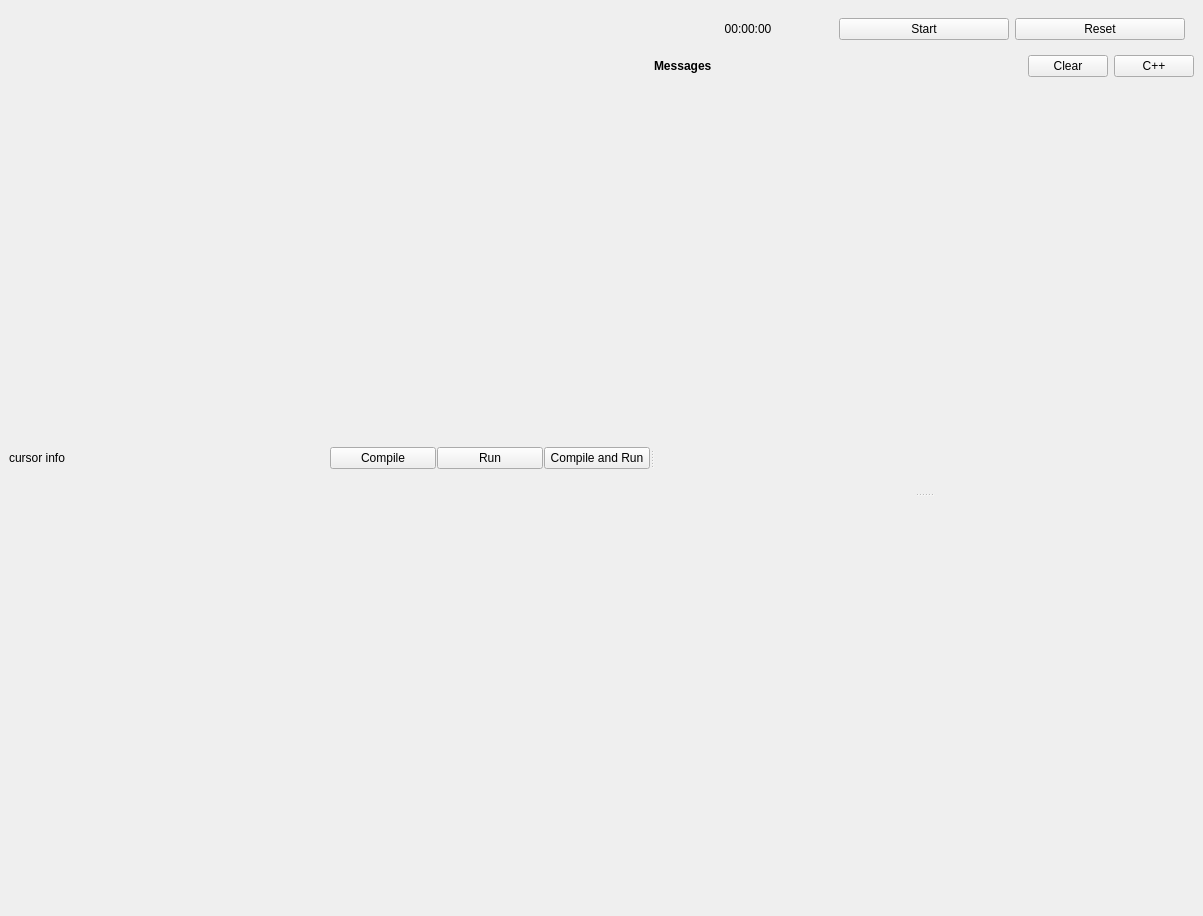
Qt form ui/mainwindow.ui (cpeditor/cpeditor) before a commit.
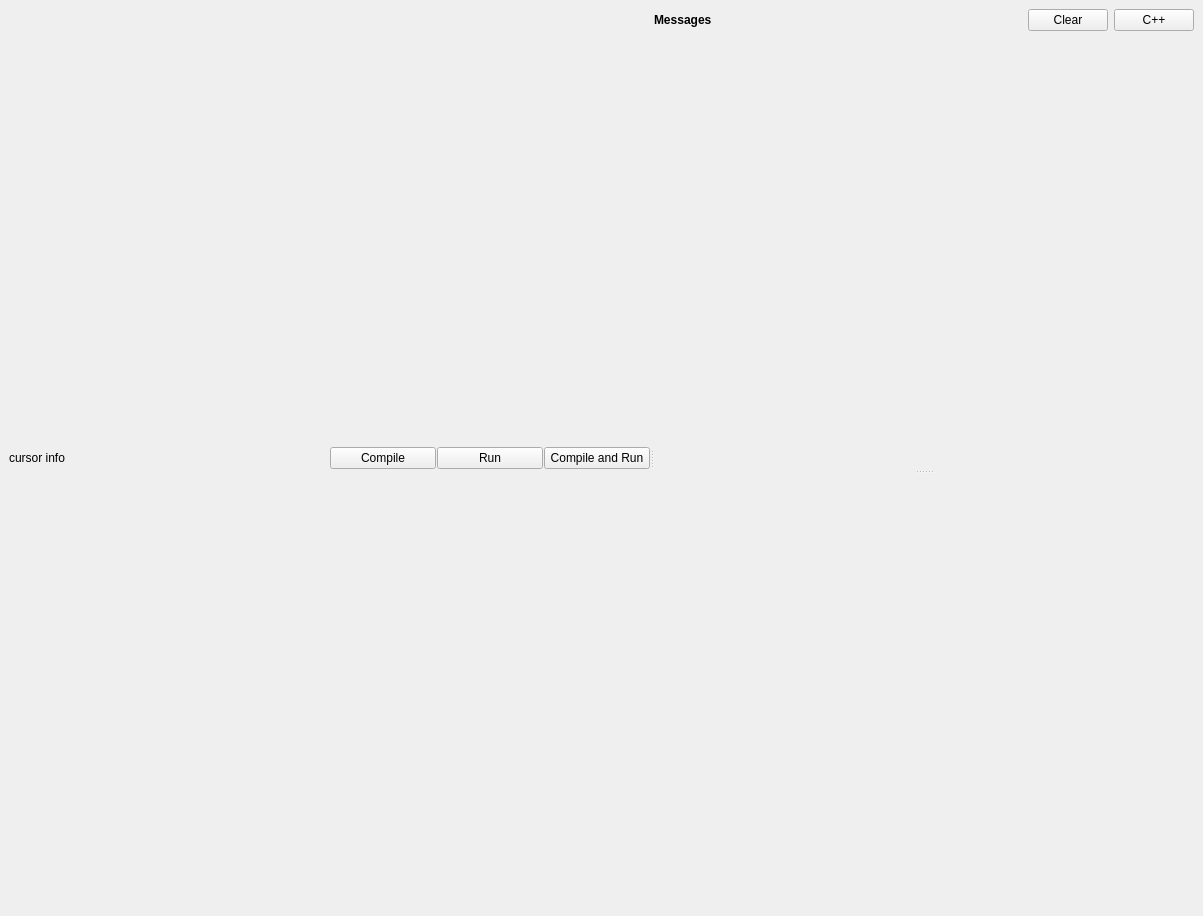
The same form after that commit.

Commit message: make stopwatch QWidget

The edit to the form file:
```diff
--- a/ui/mainwindow.ui
+++ b/ui/mainwindow.ui
@@ -81,44 +81,7 @@
         <item>
          <layout class="QVBoxLayout" name="inputOutputArea">
           <item>
-           <layout class="QHBoxLayout" name="stopWatchLayout">
-            <item>
-             <widget class="QWidget" name="stopwatchWidget" native="true">
-              <property name="enabled">
-               <bool>true</bool>
-              </property>
-              <layout class="QHBoxLayout" name="horizontalLayout_2">
-               <item>
-                <widget class="QLabel" name="stopwatch">
-                 <property name="text">
-                  <string>00:00:00</string>
-                 </property>
-                 <property name="textFormat">
-                  <enum>Qt::MarkdownText</enum>
-                 </property>
-                 <property name="alignment">
-                  <set>Qt::AlignCenter</set>
-                 </property>
-                </widget>
-               </item>
-               <item>
-                <widget class="QPushButton" name="stopwatchStartStopButton">
-                 <property name="text">
-                  <string>Start</string>
-                 </property>
-                </widget>
-               </item>
-               <item>
-                <widget class="QPushButton" name="stopwatchResetButton">
-                 <property name="text">
-                  <string>Reset</string>
-                 </property>
-                </widget>
-               </item>
-              </layout>
-             </widget>
-            </item>
-           </layout>
+           <layout class="QHBoxLayout" name="stopWatchLayout"/>
           </item>
           <item>
            <layout class="QHBoxLayout" name="inputOutputActions">
```
The commit also changes 7 other files.
